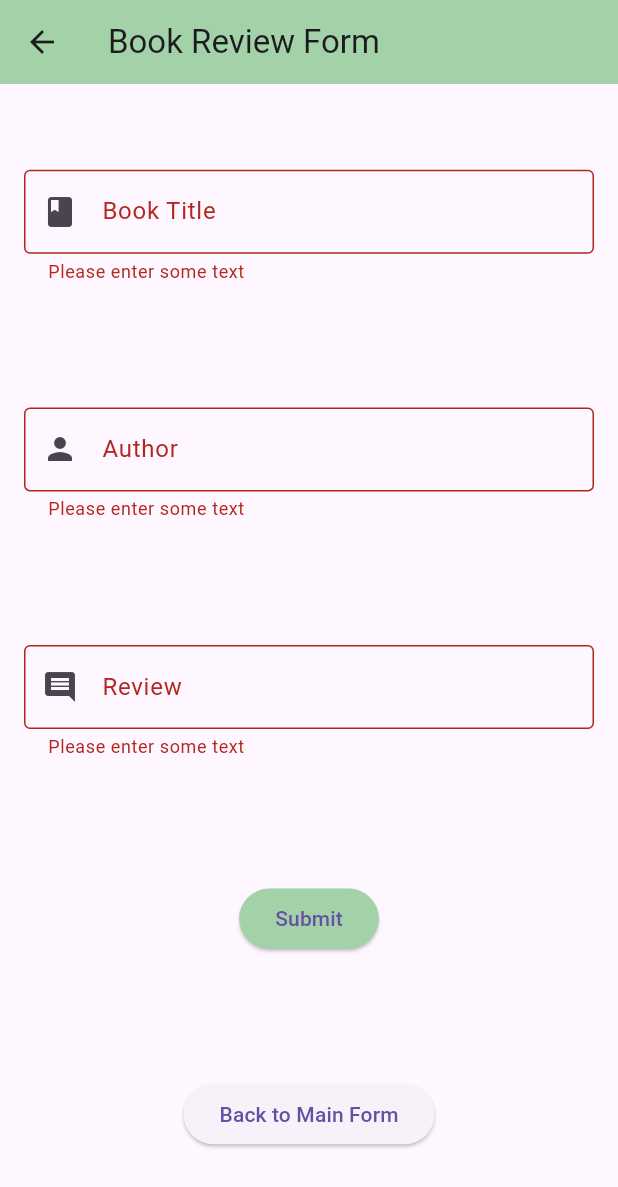
After one commit to shins-mcintyre/week10-assignment, a Flutter app: the Books screen opened by its route, after a tap on "Submit", on a phone screen of 412 x 824 dp. The commit adds this screen. Shown: the top 1187 px of the screen. Run offline on Flutter 3.47's test engine with Material 3 defaults, Android fonts, the phone set to English and light mode, and no system bars.

Commit message:
feat: added new form with routing

```diff
--- /dev/null
+++ b/lib/books.dart
@@ -0,0 +1,200 @@
+//  LARA'S FORM CODE ===========================================
+
+import 'package:flutter/material.dart';
+
+// REMOVE as it is not the homepage now
+// void main() {
+//   runApp(const MyApp());
+// }
+
+// remove MyApp build
+// class MyApp extends StatelessWidget {
+//   const MyApp({super.key});
+//   static const Color sageGreen = Color(0xFFA3D2A8);
+//   @override
+//   Widget build(BuildContext context) {
+//     return MaterialApp(
+//       theme: ThemeData(
+//         appBarTheme: const AppBarTheme(backgroundColor: sageGreen),
+//       ),
+//       home: Scaffold(
+//         appBar: AppBar(
+//           title: const Text('Create a new Review'),
+//           centerTitle: true,
+//         ),
+//         body: const Padding(padding: EdgeInsets.all(16.0), child: MyForm()),
+//       ),
+//     );
+//   }
+// }
+
+// change MyForm to Books
+class Books extends StatefulWidget {
+  const Books({super.key});
+
+  static const Color sageGreen = Color(0xFFA3D2A8);
+  @override
+  BookState createState() => BookState();
+  }
+
+
+//define state class --> holds data related to form
+class BookState extends State<Books> {
+  final _formKey = GlobalKey<FormState>();
+
+  final TextEditingController _bookTitleController =
+      TextEditingController(); //this sees the text changes in input
+  final TextEditingController _authorController = TextEditingController();
+  final TextEditingController _reviewController = TextEditingController();
+  // DateTime? _dateStarted;
+  // DateTime? _dateFinished;
+
+  @override
+  void dispose() {
+    _bookTitleController.dispose();
+    _authorController.dispose();
+    _reviewController.dispose();
+    super.dispose();
+  }
+
+  @override
+  Widget build(BuildContext context) {
+
+// added this as link would not work if not in a scaffold
+    return Scaffold(
+      appBar: AppBar(
+        title: const Text('Book Review Form'),
+        backgroundColor: Books.sageGreen,
+        ),
+
+        body: Padding(
+          padding: const EdgeInsets.all(16.0),
+
+    //build a form widget using _formKey
+          child: Form(
+            key: _formKey,
+        // child: SizedBox(
+        // height: 500,
+        child: Column(
+          mainAxisAlignment: MainAxisAlignment.spaceAround,
+          children: <Widget>[
+
+            TextFormField(
+              controller: _bookTitleController,
+              decoration: InputDecoration(
+                prefixIcon: Icon(Icons.book),
+                labelText: "Book Title",
+                border: OutlineInputBorder(),
+              ),
+              // The validator receives the text that the user has entered.
+              validator: (value) {
+                if (value == null || value.isEmpty) {
+                  return 'Please enter some text';
+                }
+                return null;
+              },
+            ),
+
+            TextFormField(
+              controller: _authorController,
+              decoration: InputDecoration(
+                prefixIcon: Icon(Icons.person),
+                labelText: "Author",
+                border: OutlineInputBorder(),
+              ),
+              // The validator receives the text that the user has entered.
+              validator: (value) {
+                if (value == null || value.isEmpty) {
+                  return 'Please enter some text';
+                }
+                return null;
+              },
+            ),
+
+            TextFormField(
+              controller: _reviewController,
+              decoration: InputDecoration(
+                prefixIcon: Icon(Icons.comment),
+                labelText: "Review",
+                border: OutlineInputBorder(),
+              ),
+              // The validator receives the text that the user has entered.
+              validator: (value) {
+                if (value == null || value.isEmpty) {
+                  return 'Please enter some text';
+                }
+                return null;
+              },
+            ),
+            // FormField<DateTime>(
+            //   validator: (value) {
+            //     if (value == null) return 'Please select a date';
+            //     return null;
+            //   },
+            //   builder: (fieldState) {
+            //     //nop controller because it saves itself
+            //     return InputDatePickerFormField(
+            //       firstDate: DateTime(2000),
+            //       lastDate: DateTime.now(),
+            //       initialDate: DateTime.now(),
+            //       fieldLabelText: 'Date started',
+            //       onDateSaved: (date) {
+            //         _dateStarted = date;
+            //         fieldState.didChange(date);
+            //       },
+            //     );
+            //   },
+            // ),
+            // FormField<DateTime>(
+            //   validator: (value) {
+            //     if (value == null) return 'Please select a date';
+            //     return null;
+            //   },
+            //   builder: (fieldState) {
+            //     //nop controller because it saves itself
+            //     return InputDatePickerFormField(
+            //       firstDate: DateTime(2000),
+            //       lastDate: DateTime.now(),
+            //       initialDate: DateTime.now(),
+            //       fieldLabelText: 'Date Finished',
+            //       onDateSaved: (date) {
+            //         _dateFinished = date;
+            //         fieldState.didChange(date);
+            //       },
+            //     );
+            //   },
+            // ),
+            ElevatedButton(
+              style: ElevatedButton.styleFrom(backgroundColor: Books.sageGreen),
+
+              onPressed: () {
+                // Validate returns true if the form is valid, or false otherwise.
+                if (_formKey.currentState!.validate()) {
+                  debugPrint(
+                    'Book title: ${_bookTitleController.text}, Author: ${_authorController.text}, Review: ${_reviewController.text}',
+                  );
+
+                  // If the form is valid, display a snackbar. In the real world,
+                  // you'd often call a server or save the information in a database.
+                  ScaffoldMessenger.of(context).showSnackBar(
+                    const SnackBar(content: Text('Processing Data')),
+                  );
+                }
+              },
+
+              child: const Text('Submit'),
+            ),
+
+            ElevatedButton(
+              onPressed: () {
+                Navigator.pop(context);   // 👈 go BACK
+                },
+                child: const Text('Back to Main Form'),
+              ),
+          ],
+        ),
+      ),
+    ),
+    );
+}
+}
--- a/lib/main.dart
+++ b/lib/main.dart
@@ -1,134 +1,6 @@
-// // web code
-// import 'package:flutter/material.dart';
-
-// void main() => runApp(MyApp());
-
-// class MyApp extends StatelessWidget {
-//   @override
-//   Widget build(BuildContext context) {
-//     return MaterialApp(
-//       debugShowCheckedModeBanner: false,
-//       theme: ThemeData(
-
-//         // Set the app's primary theme color
-//         primarySwatch: Colors.green,
-//       ),
-//       title: 'Flutter Form Example',
-//       home: MyForm(),
-//     );
-//   }
-// }
-
-// class MyForm extends StatefulWidget {
-//   @override
-//   _MyFormState createState() => _MyFormState();
-// }
-
-// class _MyFormState extends State<MyForm> {
-
-//   // A key for managing the form
-//   final GlobalKey<FormState> _formKey = GlobalKey<FormState>();
-
-//   // Variable to store the entered name
-//   String _name = '';
-
-//   // Variable to store the entered email
-//   String _email = '';
-
-//   void _submitForm() {
-
-//     // Check if the form is valid
-//     if (_formKey.currentState!.validate()) {
-
-//       // Save the form data
-//       _formKey.currentState!.save();
-
-//       // You can perform actions with the form
-//       // data here and extract the details
-//       print('Name: $_name'); // Print the name
-//       print('Email: $_email'); // Print the email
-//     }
-//   }
-
-//   @override
-//   Widget build(BuildContext context) {
-//     return Scaffold(
-//       appBar: AppBar(
-//         title: Text('Flutter Form Example'),
-//       ),
-//       body: Form(
-
-//         // Associate the form key with this Form widget
-//         key: _formKey,
-//         child: Padding(
-//           padding: EdgeInsets.all(16.0),
-//           child: Column(
-//             children: <Widget>[
-//               TextFormField(
-
-//                 // Label for the name field
-//                 decoration: InputDecoration(labelText: 'Name'),
-//                 validator: (value) {
-
-//                   // Validation function for the name field
-//                   if (value!.isEmpty) {
-
-//                     // Return an error message if the name is empty
-//                     return 'Please enter your name.';
-//                   }
-
-//                   // Return null if the name is valid
-//                   return null;
-//                 },
-//                 onSaved: (value) {
-
-//                   // Save the entered name
-//                   _name = value!;
-//                 },
-//               ),
-//               TextFormField(
-
-//                 // Label for the email field
-//                 decoration: InputDecoration(labelText: 'Email'),
-//                 validator: (value) {
-
-//                   // Validation function for the email field
-//                   if (value!.isEmpty) {
-
-//                     // Return an error message if the email is empty
-//                     return 'Please enter your email.';
-//                   }
-
-//                   // You can add more complex validation logic here
-//                   return null; // Return null if the email is valid
-//                 },
-//                 onSaved: (value) {
-
-//                   // Save the entered email
-//                   _email = value!;
-//                 },
-//               ),
-//               SizedBox(height: 20.0),
-//               ElevatedButton(
-
-//                 // Call the _submitForm function when
-//                 // the button is pressed
-//                 onPressed: _submitForm,
-
-//                 // Text on the button
-//                 child: Text('Submit'),
-//               ),
-//             ],
-//           ),
-//         ),
-//       ),
-//     );
-//   }
-// }
-
-
-// MY CODE
+// SINÉAD'S CODE ==============================================
 import 'package:flutter/material.dart';
+import 'books.dart';
 
 void main() => runApp(MyApp());
 
@@ -138,13 +10,17 @@ class MyApp extends StatelessWidget {
   @override
   Widget build(BuildContext context) {
     return MaterialApp(
-      debugShowCheckedModeBanner: false,
+      // debugShowCheckedModeBanner: false,
       theme: ThemeData(
         // Set the app's primary colour
         primarySwatch: Colors.lightGreen,
       ),
       title: 'Flutter Form',
       home: MyForm(),
+
+      routes:{
+        '/books': (context) => Books(),
+      }
     );
   }
 }
@@ -312,6 +188,14 @@ if (_formKey.currentState!.validate()) {
                       // Text on the button
                       child: Text('Submit'),
                       ),
+
+// Button to go to other form
+                    ElevatedButton(
+                      onPressed: () {
+                        Navigator.pushNamed(context, '/books');
+                      },
+                      child: const Text('Open Books Form'),
+                      ),
                     ],
                   ),
           ),
```
